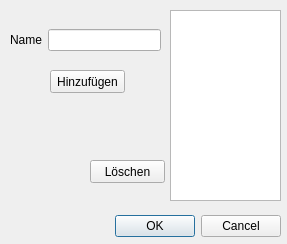
Before: the Qt Designer form View/src/main/resources/design/ui/categorydialog.ui in marcuskraft/DimeDiaryJavaFx, drawn with Qt 5.
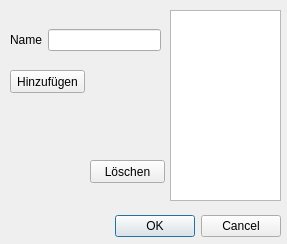
After: the same form once the commit is applied.

Patch:
```diff
--- a/View/src/main/resources/design/ui/categorydialog.ui
+++ b/View/src/main/resources/design/ui/categorydialog.ui
@@ -54,7 +54,7 @@
   <widget class="QPushButton" name="pushButtonAdd">
    <property name="geometry">
     <rect>
-     <x>50</x>
+     <x>10</x>
      <y>70</y>
      <width>75</width>
      <height>23</height>
```
